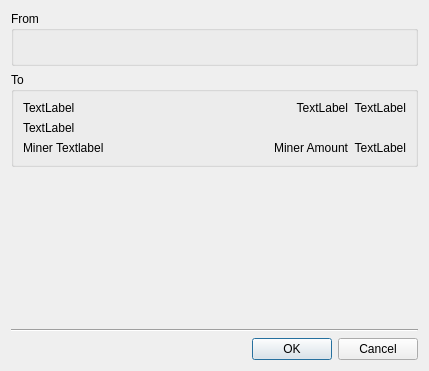
Old version of the form src/confirm.ui in the repository z-bitcoinz/BitcoinZ_Blue.
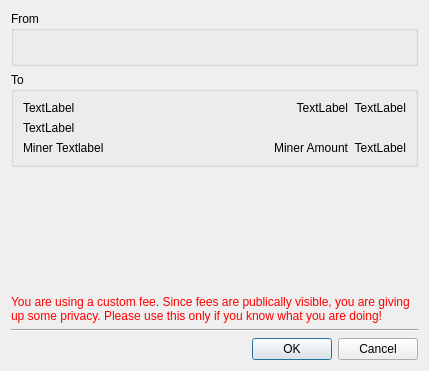
New version of the form.

Commit message: #48 - Show warning when using non-default fee

```diff
--- a/src/confirm.ui
+++ b/src/confirm.ui
@@ -146,6 +146,19 @@
      </property>
     </spacer>
    </item>
+   <item>
+    <widget class="QLabel" name="warningLabel">
+     <property name="styleSheet">
+      <string notr="true">color: red;</string>
+     </property>
+     <property name="text">
+      <string>You are using a custom fee. Since fees are publically visible, you are giving up some privacy. Please use this only if you know what you are doing!</string>
+     </property>
+     <property name="wordWrap">
+      <bool>true</bool>
+     </property>
+    </widget>
+   </item>
    <item>
     <widget class="Line" name="line">
      <property name="orientation">
```
The commit also changes 1 other file.
